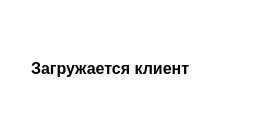
Above: Ui/Loading.ui from KirMozor/Yamux before the change. Below: the same form after it.
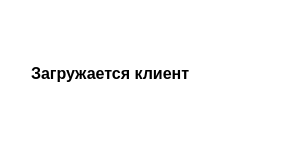
That is the form after the change. Icons and pictures are not drawn.

Diff of the .ui file:
```diff
--- a/Ui/Loading.ui
+++ b/Ui/Loading.ui
@@ -6,8 +6,8 @@
    <rect>
     <x>0</x>
     <y>0</y>
-    <width>275</width>
-    <height>138</height>
+    <width>304</width>
+    <height>148</height>
    </rect>
   </property>
   <property name="windowTitle">
@@ -46,9 +46,8 @@
             <widget class="QLabel" name="label_2">
              <property name="font">
               <font>
-               <family>System-ui</family>
+               <family>Cantarell</family>
                <pointsize>12</pointsize>
-               <weight>75</weight>
                <bold>true</bold>
               </font>
              </property>
```
